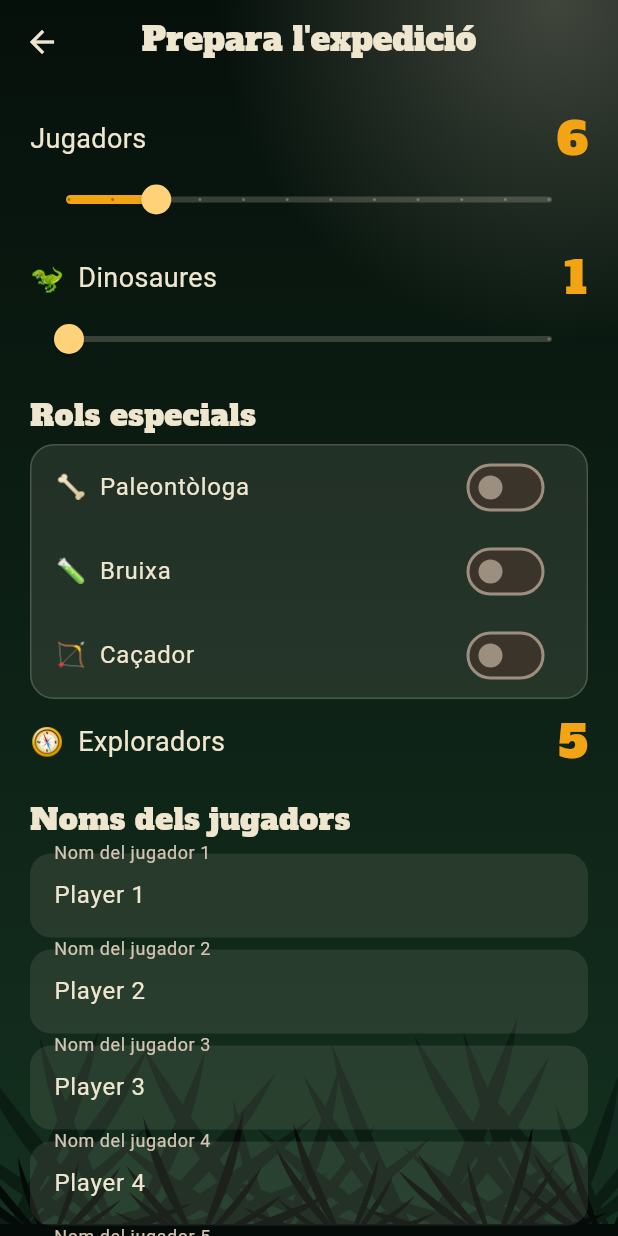
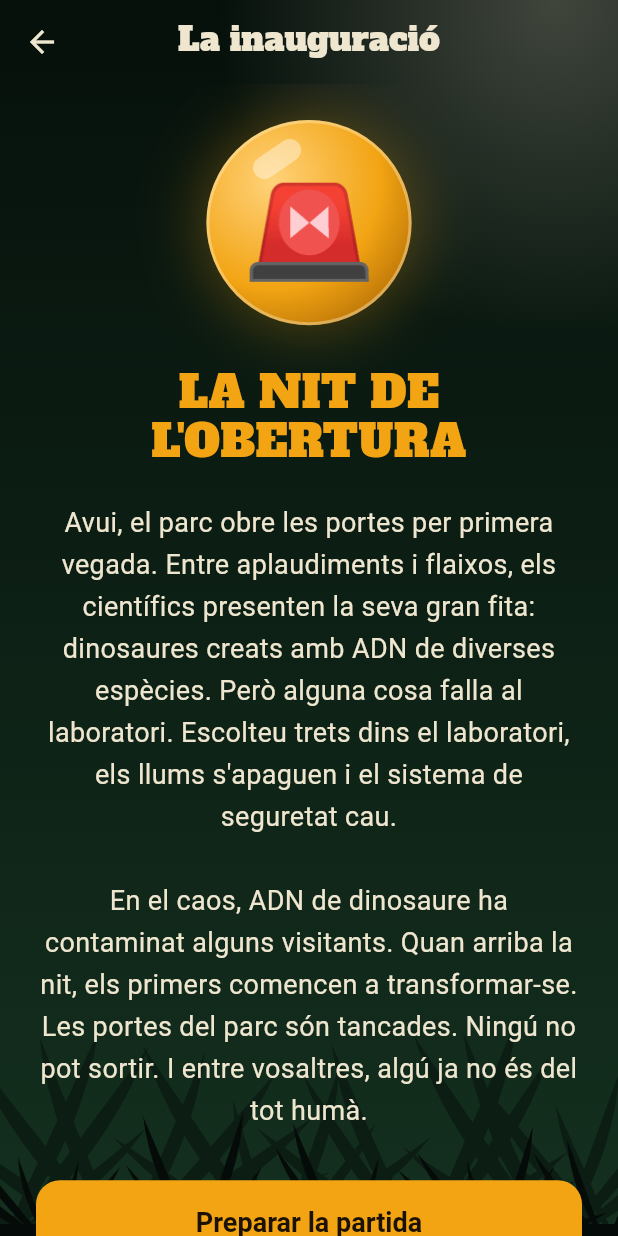
Before and after one commit to GorkaSancho/JuegoLobo_mobil, a Flutter app: the screen it shows after launch, after a tap on "Jugar", on a phone screen of 412 x 824 dp. Run offline on Flutter 3.47's test engine with Material 3 defaults, Android fonts, the phone set to English and light mode, and no system bars; our stand-ins replace just_audio.

Commit message:
Alguns sons i lore

```diff
--- a/lib/ConfiguracioPartida.dart
+++ b/lib/ConfiguracioPartida.dart
@@ -2,7 +2,7 @@ class ConfiguracioPartida {
   final int nJugadors;
   final int nLlops;
   final bool vident;
-  final bool bruixa;
+  final bool cientifica;
   final bool cazador;
   final List<String> noms;
 
@@ -11,7 +11,7 @@ class ConfiguracioPartida {
     required this.nLlops,
     required this.noms,
     this.vident = true,
-    this.bruixa = true,
+    this.cientifica = true,
     this.cazador = true,
   });
 }
--- a/lib/config_menu.dart
+++ b/lib/config_menu.dart
@@ -15,14 +15,14 @@ class _ConfigScreenState extends State<ConfigScreen> {
   int _numJugadors = 6;
   int _numLlops = 1;
   bool _hiHaVident = false;
-  bool _hihaBruixa = false;
+  bool _hihaCientifica = false;
   bool _hihaCazador = false;
   final List<TextEditingController> _controllersNoms = [];
 
   int get _maxLlops => (_numJugadors - 2) ~/ 2;
   int get _rolsEspecials =>
-      (_hiHaVident ? 1 : 0) + (_hihaBruixa ? 1 : 0) + (_hihaCazador ? 1 : 0);
-  int get _numVilatans => _numJugadors - _numLlops - _rolsEspecials;
+      (_hiHaVident ? 1 : 0) + (_hihaCientifica ? 1 : 0) + (_hihaCazador ? 1 : 0);
+  int get _numVisitants => _numJugadors - _numLlops - _rolsEspecials;
 
   @override
   void initState() {
@@ -65,7 +65,7 @@ class _ConfigScreenState extends State<ConfigScreen> {
   @override
   Widget build(BuildContext context) {
     return PantallaJoc(
-      appBar: AppBar(title: const Text('Prepara l\'expedició')),
+      appBar: AppBar(title: const Text('Prepara la inauguració')),
       body: ListView(
         padding: const EdgeInsets.fromLTRB(20, 8, 20, 32),
         children: [
@@ -107,19 +107,19 @@ class _ConfigScreenState extends State<ConfigScreen> {
                   onChanged: (v) => setState(() => _hiHaVident = v),
                 ),
                 SwitchListTile(
-                  title: const Text('🧪  Bruixa'),
-                  value: _hihaBruixa,
-                  onChanged: (v) => setState(() => _hihaBruixa = v),
+                  title: const Text('🧪  Científica'),
+                  value: _hihaCientifica,
+                  onChanged: (v) => setState(() => _hihaCientifica = v),
                 ),
                 SwitchListTile(
-                  title: const Text('🏹  Caçador'),
+                  title: const Text('🔫  Caçador'),
                   value: _hihaCazador,
                   onChanged: (v) => setState(() => _hihaCazador = v),
                 ),
               ],
             ),
           ),
-          _fila('🧭  Exploradors', '$_numVilatans'),
+          _fila('🎟️  Visitants', '$_numVisitants'),
           const SizedBox(height: 24),
           Text('Noms dels jugadors', style: estilTitol(20)),
           const SizedBox(height: 8),
@@ -152,7 +152,7 @@ class _ConfigScreenState extends State<ConfigScreen> {
                   nJugadors: _numJugadors,
                   nLlops: _numLlops,
                   vident: _hiHaVident,
-                  bruixa: _hihaBruixa,
+                  cientifica: _hihaCientifica,
                   cazador: _hihaCazador,
                   noms: _controllersNoms.map((c) => c.text).toList(),
                 );
@@ -163,7 +163,7 @@ class _ConfigScreenState extends State<ConfigScreen> {
                   ),
                 );
               },
-              child: const Text('Començar l\'expedició'),
+              child: const Text('Repartir els rols'),
             ),
           ),
         ],
--- a/lib/final_partida.dart
+++ b/lib/final_partida.dart
@@ -12,10 +12,10 @@ class FinalPartidaScreen extends StatelessWidget {
   @override
   Widget build(BuildContext context) {
     final dinosaures = partida.guanyenLlops;
-    final emoji = dinosaures ? '🦖' : '🏕️';
+    final emoji = dinosaures ? '🦖' : '🎟️';
     final titol = dinosaures
         ? 'Han guanyat els dinosaures!'
-        : 'Ha guanyat l\'expedició!';
+      : 'Han guanyat els visitants!';
 
     return PantallaJoc(
       // si guanyen els dinosaures es queda de nit; si no, surt el sol
--- a/lib/how_to_play.dart
+++ b/lib/how_to_play.dart
@@ -1,6 +1,64 @@
 import 'package:flutter/material.dart';
 import 'tema.dart';
 import 'widgets_tema.dart';
+
+const String _historiaInauguracio =
+    'Avui, el parc obre les portes per primera vegada. Entre '
+    'aplaudiments i flaixos, els científics presenten la seva '
+    'gran fita: dinosaures creats amb ADN de diverses espècies. '
+    'Però alguna cosa falla al laboratori. Escolteu trets dins el laboratori, '
+    'els llums s\'apaguen i el sistema de seguretat cau.\n\n'
+    'En el caos, ADN de dinosaure ha contaminat alguns visitants. '
+    'Quan arriba la nit, els primers comencen a transformar-se. '
+    'Les portes del parc són tancades. Ningú no pot sortir. '
+    'I entre vosaltres, algú ja no és del tot humà.';
+
+class HistoriaIntroScreen extends StatelessWidget {
+  const HistoriaIntroScreen({super.key, required this.alContinuar});
+
+  final VoidCallback alContinuar;
+
+  @override
+  Widget build(BuildContext context) {
+    return PantallaJoc(
+      moment: MomentDia.nit,
+      appBar: AppBar(title: const Text('La inauguració')),
+      body: SafeArea(
+        child: Center(
+          child: SingleChildScrollView(
+            padding: const EdgeInsets.fromLTRB(24, 24, 24, 32),
+            child: Column(
+              mainAxisAlignment: MainAxisAlignment.center,
+              children: [
+                const AmbreEmoji('🚨', mida: 72),
+                const SizedBox(height: 28),
+                Text(
+                  'LA NIT DE L\'OBERTURA',
+                  textAlign: TextAlign.center,
+                  style: estilTitol(30, color: ColorsJoc.ambre),
+                ),
+                const SizedBox(height: 24),
+                const Text(
+                  _historiaInauguracio,
+                  textAlign: TextAlign.center,
+                  style: TextStyle(fontSize: 18, height: 1.55),
+                ),
+                const SizedBox(height: 32),
+                SizedBox(
+                  width: double.infinity,
+                  child: FilledButton(
+                    onPressed: alContinuar,
+                    child: const Text('Preparar la partida'),
+                  ),
+                ),
+              ],
+            ),
+          ),
+        ),
+      ),
+    );
+  }
+}
 
 // Pantalla "Com es juga"
 class HowToPlayScreen extends StatelessWidget {
@@ -16,38 +74,45 @@ class HowToPlayScreen extends StatelessWidget {
           crossAxisAlignment: CrossAxisAlignment.start,
           children: [
             _Seccion(
+              titulo: 'El dia de la inauguració',
+              texto: _historiaInauguracio,
+            ),
+            _Seccion(
               titulo: 'Objectiu',
               texto:
-                  'A l\'illa s\'amaguen un o més dinosaures camuflats entre '
-                  'els exploradors. Els exploradors han de descobrir qui són '
-                  'i eliminar-los abans que devorin tota l\'expedició.',
+                  'Entre els visitants hi ha persones que s\'han transformat '
+                  'en dinosaures. La resta ha de descobrir qui són i '
+                  'eliminar-los abans que els dinosaures els devorin.',
             ),
             _Seccion(
               titulo: 'Els rols',
               texto:
-                  '🧭 Explorador: no té cap poder. Només pot observar, '
+                  '🎟️ Visitant: no té cap poder. Només pot observar, '
                   'debatre i votar.\n\n'
                   '🦖 Dinosaure: sap que és un dinosaure i la seva missió és '
-                  'passar desapercebut mentre va devorant exploradors.\n\n'
+                  'passar desapercebut mentre va devorant visitants.\n\n'
                   '🦴 Paleontòloga: cada nit tria un jugador i n\'analitza '
                   'l\'ADN per descobrir quin rol té. Ha d\'utilitzar aquesta '
                   'informació sense delatar-se.\n\n'
-                  '🧪 Bruixa: té dues pocions d\'un sol ús. Una és de '
-                  'curació i serveix per salvar la víctima dels dinosaures. '
-                  'L\'altra és de verí i serveix per eliminar un jugador.\n\n'
-                  '🏹 Caçador: quan mor, ja sigui de nit o per votació, '
-                  'tria un jugador viu i se l\'emporta amb ell.',
+                  '🧪 Científica: té dues dosis experimentals d\'un sol ús. '
+                  'El sèrum pot revertir la transformació i salvar la '
+                  'víctima dels dinosaures; el compost pot eliminar un '
+                  'jugador.\n\n'
+                  '🔫 Caçador: quan mor, ja sigui de nit o per votació, '
+                  'fa un últim tret amb l\'escopeta i tria un jugador viu '
+                  'per endur-se amb ell.',
             ),
             _Seccion(
               titulo: 'La nit',
               texto:
-                  'Quan cau la nit, el campament dorm i la selva es desperta. '
-                  'Es desperten per torns, en aquest ordre:\n\n'
+                  'Quan cau la nit, el parc tanca les portes, però els '
+                  'dinosaures surten a caçar. Els rols actuen per torns, en '
+                  'aquest ordre:\n\n'
                   '1. La paleontòloga tria un jugador i descobreix el seu rol.\n'
                   '2. Els dinosaures trien en secret una víctima per devorar. '
                   'Se sentirà un rugit!\n'
-                  '3. La bruixa veu qui ha estat atacat i decideix si fa '
-                  'servir alguna de les seves pocions.',
+                  '3. La científica veu qui ha estat atacat i decideix si '
+                  'fa servir alguna de les seves dosis.',
             ),
             _Seccion(
               titulo: 'El dia',
@@ -60,9 +125,9 @@ class HowToPlayScreen extends StatelessWidget {
             _Seccion(
               titulo: 'Com es guanya',
               texto:
-                  '✅ L\'expedició guanya si elimina tots els dinosaures.\n\n'
+                  '✅ Els visitants guanyen si eliminen tots els dinosaures.\n\n'
                   '❌ Els dinosaures guanyen si queden tants dinosaures com '
-                  'exploradors (o més).',
+                  'visitants (o més).',
             ),
             _Seccion(
               titulo: 'Consells',
--- a/lib/jugador.dart
+++ b/lib/jugador.dart
@@ -1,31 +1,31 @@
 // GUARDEM ELS ROLS I LA SEVA DESCRIPCIÓ
-// (els identificadors es mantenen: llop = dinosaure, vilata = explorador, vident = paleontòloga)
+// (els identificadors es mantenen: llop = dinosaure, vident = paleontòloga)
 
 enum Rol {
-  vilata(
-    'Explorador',
-    '🧭',
-    'Descobreix quins són els dinosaures i expulsa\'ls amb el teu vot.',
+  visitant(
+    'Visitant',
+    '🎟️',
+    'No tens cap poder especial. Observa, debat i vota per descobrir els dinosaures.',
   ),
   llop(
     'Dinosaure',
     '🦖',
-    'Devora els exploradors sense que et descobreixin.',
+    'Devora els visitants sense que et descobreixin.',
   ),
   vident(
     'Paleontòloga',
     '🦴',
     'Cada nit pots analitzar l\'ADN d\'un jugador i descobrir-ne el rol.',
   ),
-  bruixa(
-    'Bruixa',
+  cientifica(
+    'Científica',
     '🧪',
-    'Tens dues pocions d\'un sol ús: una per curar i una altra per matar.',
+    'Tens dues dosis experimentals: una pot revertir una transformació i l\'altra eliminar un jugador.',
   ),
   cazador(
     'Caçador',
-    '🏹',
-    'Si mors, t\'emportes un altre jugador amb tu.',
+    '🔫',
+    'Si mors, pots fer un últim tret amb l\'escopeta i endur-te un altre jugador.',
   );
 
   final String nom;
--- a/lib/main_menu.dart
+++ b/lib/main_menu.dart
@@ -36,7 +36,7 @@ class MainMenuScreen extends StatelessWidget {
               ),
               const SizedBox(height: 8),
               const Text(
-                'El joc de l\'expedició',
+                'Caos el dia de la inauguració',
                 style: TextStyle(fontSize: 18, color: ColorsJoc.osSuau),
               ),
               const SizedBox(height: 48),
@@ -46,7 +46,18 @@ class MainMenuScreen extends StatelessWidget {
                 onPressed: () {
                   Navigator.push(
                     context,
-                    MaterialPageRoute(builder: (context) => const ConfigScreen()),
+                    MaterialPageRoute(
+                      builder: (context) => HistoriaIntroScreen(
+                        alContinuar: () {
+                          Navigator.push(
+                            context,
+                            MaterialPageRoute(
+                              builder: (context) => const ConfigScreen(),
+                            ),
+                          );
+                        },
+                      ),
+                    ),
                   );
                 },
               ),
--- a/lib/repartiment_rols.dart
+++ b/lib/repartiment_rols.dart
@@ -27,11 +27,11 @@ class _RepartimentRolsScreenState extends State<RepartimentRolsScreen> {
     final rols = <Rol>[
       for (int i = 0; i < widget.config.nLlops; i++) Rol.llop,
       if (widget.config.vident) Rol.vident,
-      if (widget.config.bruixa) Rol.bruixa,
+      if (widget.config.cientifica) Rol.cientifica,
       if (widget.config.cazador) Rol.cazador,
     ];
     while (rols.length < widget.config.nJugadors) {
-      rols.add(Rol.vilata);
+      rols.add(Rol.visitant);
     }
     rols.shuffle();
     _jugadors = [
--- a/lib/ronda.dart
+++ b/lib/ronda.dart
@@ -93,6 +93,10 @@ class _RondaScreenState extends State<RondaScreen> {
       case Fase.tornBruixa:
         unawaited(_so.reproduir(So.riureBruixa)); // riure de bruixa
         break;
+      case Fase.tornCacador:
+      case Fase.tornCacadorDia:
+        unawaited(_so.reproduir(So.cacador)); // actua el caçador
+        break;
       case Fase.anunciMort:
         unawaited(_so.reproduir(So.ocells)); // surt el sol i canten els ocells
         break;
@@ -157,7 +161,7 @@ class _RondaScreenState extends State<RondaScreen> {
   bool saltarTorn() {
     bool hiHaVident = widget.partida.hiHaRol(Rol.vident);
     bool esTornDeLaVident = fase == Fase.tornVident || fase == Fase.videntDorm;
-    bool hiHaBruixa = widget.partida.hiHaRol(Rol.bruixa);
+    bool hiHaCientifica = widget.partida.hiHaRol(Rol.cientifica);
     bool esTornDeLaBruixa = fase == Fase.tornBruixa || fase == Fase.bruixaDorm;
     bool cacadorMortAquestaNit =
       mortsNit.any((j) => j.rol == Rol.cazador);
@@ -169,7 +173,7 @@ class _RondaScreenState extends State<RondaScreen> {
     bool capDisparDeDia =
         fase == Fase.anunciVictimaCacador && victimaCacadorDia == null;
     return (esTornDeLaVident && !hiHaVident) ||
-      (esTornDeLaBruixa && !hiHaBruixa) ||
+      (esTornDeLaBruixa && !hiHaCientifica) ||
       esTornDelCacadorSenseAccio ||
       cacadorNoEliminatDeDia ||
       capDisparDeDia;
@@ -328,7 +332,7 @@ class _RondaScreenState extends State<RondaScreen> {
       return tornBruixa();
     }
     if (fase == Fase.bruixaDorm) {
-      return pantallaMissatge('🌙', 'La bruixa s\'adorm');
+      return pantallaMissatge('🌙', 'La científica s\'adorm');
     }
     if (fase == Fase.tornCacador) {
       return tornCacador();
@@ -479,7 +483,7 @@ class _RondaScreenState extends State<RondaScreen> {
   Widget tornBruixa() {
     final victima = widget.partida.victimaLlops;
     final opcionsVeri = widget.partida.vius
-        .where((j) => j != victima && j.rol != Rol.bruixa)
+        .where((j) => j != victima && j.rol != Rol.cientifica)
         .toList();
 
     if (triantVictimaBruixa) {
@@ -500,7 +504,7 @@ class _RondaScreenState extends State<RondaScreen> {
         children: [
           const AmbreEmoji('🧪', mida: 52),
           const SizedBox(height: 24),
-          Text('La bruixa es desperta', style: estilTitol(28)),
+          Text('La científica es desperta', style: estilTitol(28)),
           const SizedBox(height: 16),
           Padding(
             padding: const EdgeInsets.symmetric(horizontal: 24),
@@ -518,7 +522,7 @@ class _RondaScreenState extends State<RondaScreen> {
               padding: const EdgeInsets.only(bottom: 12),
               child: FilledButton(
                 onPressed: bruixaReviuVictima,
-                child: const Text('Reviure la víctima'),
+                child: const Text('Administrar el sèrum'),
               ),
             ),
           if (widget.partida.pocioMatarDisponible && opcionsVeri.isNotEmpty)
@@ -526,12 +530,12 @@ class _RondaScreenState extends State<RondaScreen> {
               padding: const EdgeInsets.only(bottom: 12),
               child: FilledButton(
                 onPressed: bruixaComencaEnverinament,
-                child: const Text('Matar una altra persona'),
+                child: const Text('Fer servir el compost'),
               ),
             ),
           TextButton(
             onPressed: seguentTorn,
-            child: const Text('No fer servir cap poció'),
+            child: const Text('No fer servir cap dosi'),
           ),
         ],
       ),
@@ -642,7 +646,7 @@ class _RondaScreenState extends State<RondaScreen> {
     return SizedBox.expand(
       key: const ValueKey('votacio'),
       child: TriaJugador(
-        titol: 'L\'expedició debat.\nTrieu qui voleu eliminar',
+        titol: 'Els visitants debaten.\nTrieu qui voleu eliminar',
         opcions: widget.partida.vius,
         alConfirmar: pobleTriaEliminat,
         alSaltar: pobleSaltaVotacio,
@@ -682,6 +686,6 @@ class _RondaScreenState extends State<RondaScreen> {
     }
 
     // ensenyem el nom i el rol del jugador eliminat
-    return pantallaMort(eliminat, 'L\'expedició ha decidit', 'Eliminat...');
+    return pantallaMort(eliminat, 'Els visitants han decidit', 'Eliminat...');
   }
 }
--- a/lib/so_joc.dart
+++ b/lib/so_joc.dart
@@ -7,8 +7,9 @@ import 'package:just_audio/just_audio.dart';
 enum So {
   nit('assets/sounds/nit.mp3', true), // inici de la nit: grills i vent
   rugit('assets/sounds/rugit.mp3', false), // els dinosaures ataquen
-  riureBruixa('assets/sounds/riure_bruixa.mp3', false), // actua la bruixa
-  ocells('assets/sounds/ocells.mp3', true); // inici del dia
+  riureBruixa('assets/sounds/bruixa.mp3', false), // actua la científica
+  cacador('assets/sounds/caçador.mp3', false), // actua el caçador
+  ocells('assets/sounds/dia.mp3', true); // inici del dia
 
   final String asset;
   final bool ambient; // els ambients i els efectes tenen reproductor propi i no es trepitgen
```
Also changed, not shown: 9 other files.
